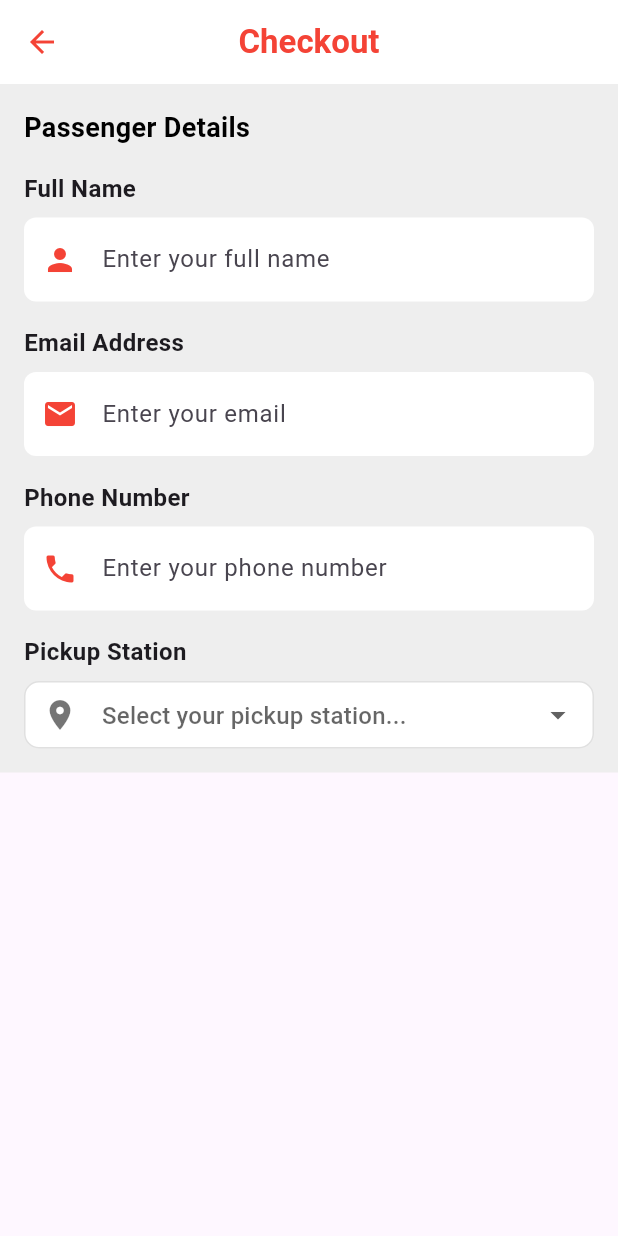
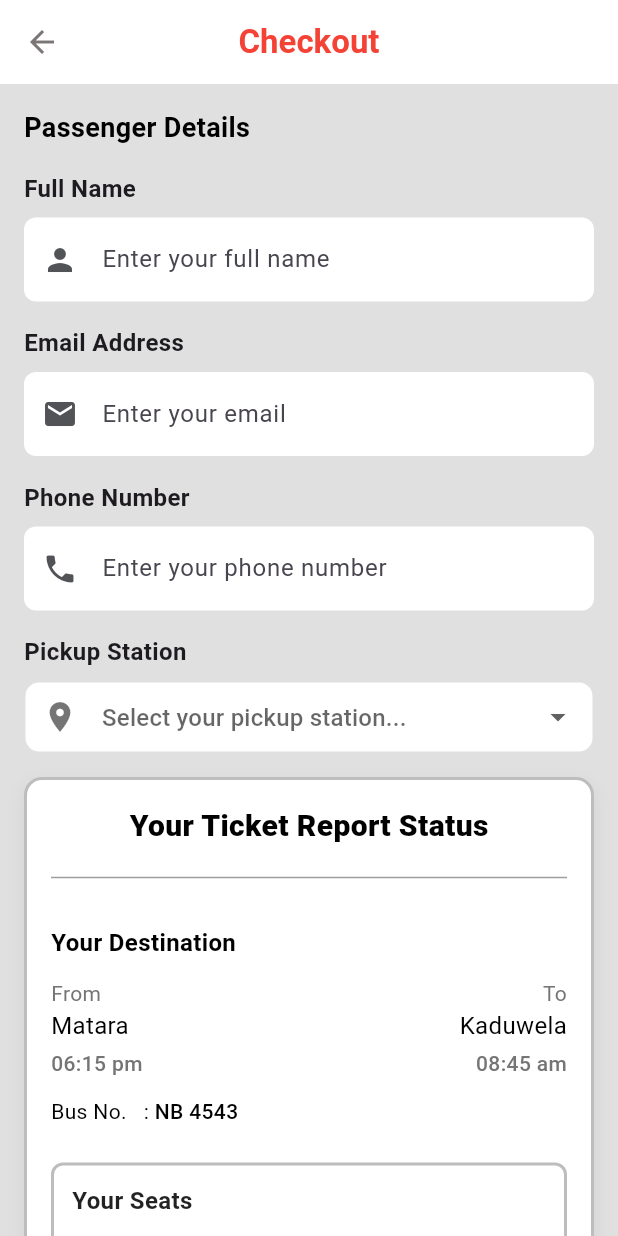
Before and after one commit to navinduhasalanka/bus-book-app, a Flutter app: the CheckOut screen opened directly, on a phone screen of 412 x 824 dp. Run offline on Flutter 3.47's test engine with Material 3 defaults, Android fonts, the phone set to English and light mode, and no system bars; our stand-ins replace firebase_auth, firebase_core, icons_plus; accounts and stored records are empty.

```diff
--- a/lib/main.dart
+++ b/lib/main.dart
@@ -26,7 +26,7 @@ class MyApp extends StatelessWidget {
       debugShowCheckedModeBanner: false, // remove debug banner
       title: 'Flutter Demo',
       theme: ThemeData(),
-      home: const TicketStatus()
+      home: const WelcomeScreen()
     );
   }
 }
--- a/lib/screens/pages/checkout.dart
+++ b/lib/screens/pages/checkout.dart
@@ -1,3 +1,4 @@
+import 'package:bus_book/widgets/ticketstatus.dart';
 import 'package:flutter/material.dart';
 import 'package:flutter/services.dart'; // Import the required package
 
@@ -9,7 +10,11 @@ class CheckOut extends StatefulWidget {
 }
 
 class _CheckOutState extends State<CheckOut> {
+  final _formKey = GlobalKey<FormState>();
   String? _selectedPickupStation;
+  final TextEditingController _nameController = TextEditingController();
+  final TextEditingController _emailController = TextEditingController();
+  final TextEditingController _phoneController = TextEditingController();
 
   final List<String> stations = [
     "Station 1",
@@ -18,6 +23,24 @@ class _CheckOutState extends State<CheckOut> {
     "Station 4",
     "Station 5",
   ];
+
+  void _validateAndProceed() {
+    if (_formKey.currentState!.validate()) {
+      if (_selectedPickupStation == null) {
+        ScaffoldMessenger.of(context).showSnackBar(
+          const SnackBar(content: Text("Please select a pickup station.")),
+        );
+      } else {
+        ScaffoldMessenger.of(context).showSnackBar(
+          const SnackBar(content: Text("Proceeding to payment...")),
+        );
+      }
+    } else {
+      ScaffoldMessenger.of(context).showSnackBar(
+        const SnackBar(content: Text("Please fill in all fields.")),
+      );
+    }
+  }
 
   @override
   Widget build(BuildContext context) {
@@ -33,12 +56,14 @@ class _CheckOutState extends State<CheckOut> {
         centerTitle: true,
         backgroundColor: Colors.white,
         elevation: 0,
-        iconTheme: const IconThemeData(color: Colors.red),
+        iconTheme: const IconThemeData(color: Color.fromARGB(255, 123, 118, 117)),
       ),
       body: Container(
-        color: Colors.grey[200],
+        color: Colors.grey[300],
         child: SingleChildScrollView(
           padding: const EdgeInsets.all(16.0),
+          child: Form(
+            key: _formKey,
             child: Column(
               crossAxisAlignment: CrossAxisAlignment.start,
               children: [
@@ -53,6 +78,7 @@ class _CheckOutState extends State<CheckOut> {
                 const SizedBox(height: 16),
 
                 buildInputField(
+                  controller: _nameController,
                   label: "Full Name",
                   hint: "Enter your full name",
                   icon: Icons.person,
@@ -61,6 +87,7 @@ class _CheckOutState extends State<CheckOut> {
                 const SizedBox(height: 16),
 
                 buildInputField(
+                  controller: _emailController,
                   label: "Email Address",
                   hint: "Enter your email",
                   icon: Icons.email,
@@ -69,8 +96,8 @@ class _CheckOutState extends State<CheckOut> {
 
                 const SizedBox(height: 16),
 
-              // Phone Number Field with number and + symbol only
                 buildInputField(
+                  controller: _phoneController,
                   label: "Phone Number",
                   hint: "Enter your phone number",
                   icon: Icons.phone,
@@ -87,9 +114,12 @@ class _CheckOutState extends State<CheckOut> {
                   style: TextStyle(fontSize: 16, fontWeight: FontWeight.bold),
                 ),
                 const SizedBox(height: 8),
-              Container(
-                height: 45,
-                child: DropdownButtonFormField<String>(
+                FormField<String>(
+                  builder: (FormFieldState<String> state) {
+                    return Column(
+                      crossAxisAlignment: CrossAxisAlignment.start,
+                      children: [
+                        DropdownButtonFormField<String>(
                           value: _selectedPickupStation,
                           items: stations.map((station) {
                             return DropdownMenuItem(
@@ -100,6 +130,7 @@ class _CheckOutState extends State<CheckOut> {
                           onChanged: (value) {
                             setState(() {
                               _selectedPickupStation = value;
+                              state.didChange(value);
                             });
                           },
                           decoration: InputDecoration(
@@ -121,9 +152,56 @@ class _CheckOutState extends State<CheckOut> {
                               borderRadius: BorderRadius.circular(10),
                             ),
                           ),
+                          validator: (value) {
+                            if (value == null) {
+                              return "Please select a pickup station";
+                            }
+                            return null;
+                          },
+                        ),
+                        if (state.hasError)
+                          Padding(
+                            padding: const EdgeInsets.only(top: 8.0),
+                            child: Text(
+                              state.errorText!,
+                              style: TextStyle(
+                                color: Colors.red,
+                                fontSize: 12,
+                              ),
                             ),
                           ),
                       ],
+                    );
+                  },
+                ),
+                const SizedBox(height: 16),
+                TicketStatus(),
+                const SizedBox(height: 16),
+
+                // Proceed to Pay Button
+                SizedBox(
+                  width: double.infinity,
+                  child: ElevatedButton(
+                    onPressed: _validateAndProceed,
+                    style: ElevatedButton.styleFrom(
+                      backgroundColor: Colors.orange,
+                      shape: RoundedRectangleBorder(
+                        borderRadius: BorderRadius.circular(12),
+                      ),
+                      padding: const EdgeInsets.symmetric(vertical: 14),
+                    ),
+                    child: const Text(
+                      "PROCEED TO PAY",
+                      style: TextStyle(
+                        fontSize: 16,
+                        fontWeight: FontWeight.bold,
+                        color: Colors.white,
+                      ),
+                    ),
+                  ),
+                ),
+              ],
+            ),
           ),
         ),
       ),
@@ -131,6 +209,7 @@ class _CheckOutState extends State<CheckOut> {
   }
 
   Widget buildInputField({
+    required TextEditingController controller,
     required String label,
     required String hint,
     required IconData icon,
@@ -146,13 +225,14 @@ class _CheckOutState extends State<CheckOut> {
         ),
         const SizedBox(height: 8),
         TextFormField(
+          controller: controller,
           keyboardType: keyboardType,
           inputFormatters: inputFormatters,
           decoration: InputDecoration(
             hintText: hint,
             filled: true,
             fillColor: Colors.white,
-            prefixIcon: Icon(icon, color: Colors.red),
+            prefixIcon: Icon(icon, color: const Color.fromARGB(255, 82, 83, 86)),
             border: OutlineInputBorder(
               borderRadius: BorderRadius.circular(8.0),
               borderSide: BorderSide.none,
--- a/lib/widgets/ticketstatus.dart
+++ b/lib/widgets/ticketstatus.dart
@@ -7,7 +7,7 @@ class TicketStatus extends StatelessWidget {
   Widget build(BuildContext context) {
     return SingleChildScrollView(
       child: Container(
-        margin: const EdgeInsets.all(16),
+
         padding: const EdgeInsets.all(16),
         decoration: BoxDecoration(
           color: Colors.white,
@@ -65,7 +65,7 @@ class TicketStatus extends StatelessWidget {
                       Text(
                         'Matara',
                         style: TextStyle(
-                          color: Colors.grey[700], // Grey for 'From'
+                          color: Colors.black, // Grey for 'From'
                           fontSize: 16,
                         ),
                       ),
@@ -95,7 +95,7 @@ class TicketStatus extends StatelessWidget {
                       Text(
                         'Kaduwela',
                         style: TextStyle(
-                          color: Colors.grey[700], // Grey for 'To'
+                          color: Colors.black, // Grey for 'To'
                           fontSize: 16,
                         ),
                       ),
```
Also changed, not shown: lib/screens/pages/info_screen.dart (added, +10 -0 lines), lib/screens/pages/setting_screen.dart (deleted, +0 -15 lines), lib/widgets/navigation_menu.dart (+5 -5 lines). Lines whose indentation alone changed are shown as unchanged.
